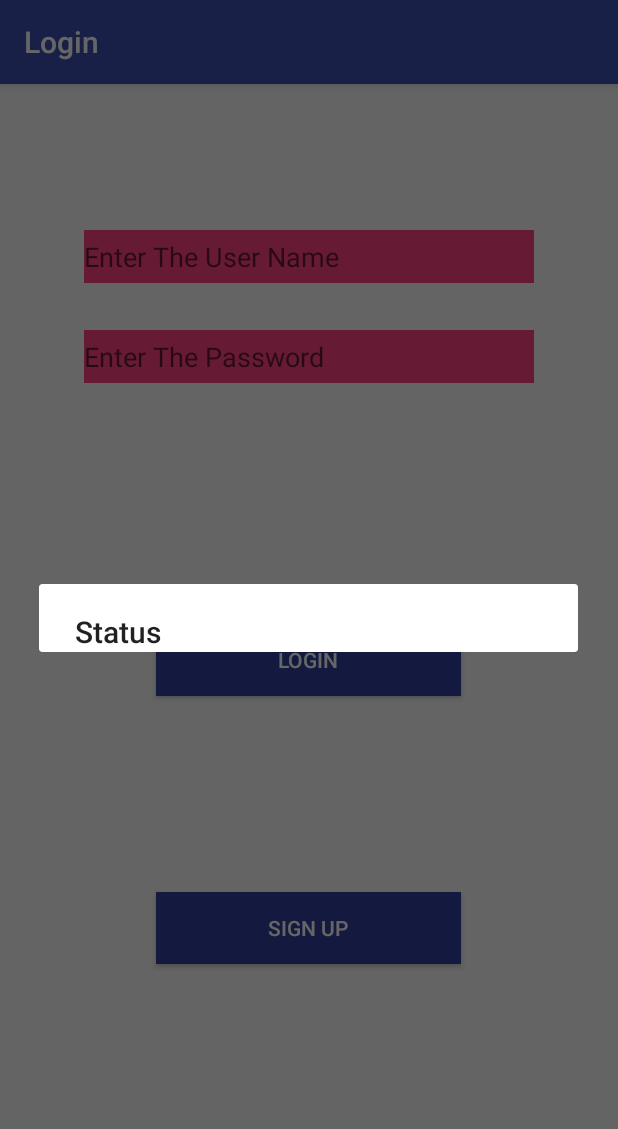
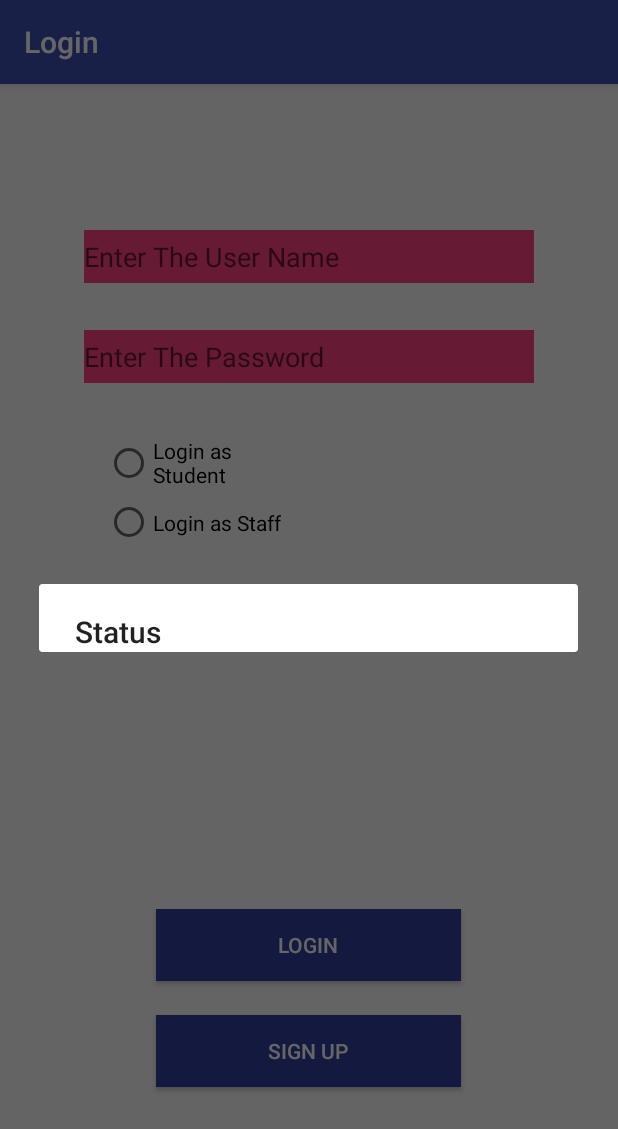
Before and after one commit to akashghanate/Campus-Notification, an Android app: the screen it shows after launch (MainActivity), after a tap on "LOGIN", on a phone screen of 412 x 824 dp. Shown: the top 1129 px of the screen. Run offline under Robolectric (Android 15) with nearby library versions, the phone set to English and light mode, and no system bars; 2 statements that could not run were skipped.

Commit message:
assigning individual drawers to student and staff

```diff
--- a/app/src/main/java/com/example/abhinandan/onlinedb/Backgroundworker.java
+++ b/app/src/main/java/com/example/abhinandan/onlinedb/Backgroundworker.java
@@ -21,12 +21,14 @@ import java.net.URLEncoder;
 
 public class Backgroundworker extends AsyncTask<String,Void,String> {
     Context context;
+    int status;
     AlertDialog alertDialog;
     public static class myclass{
         public static int flag = 0;
     }
 
-    Backgroundworker (Context ctx){
+    Backgroundworker (Context ctx,int flag){
+        status = flag;
          context = ctx;
     }
 
@@ -130,8 +132,10 @@ public class Backgroundworker extends AsyncTask<String,Void,String> {
 
     @Override
     protected void onPostExecute(String result) {
-        if(result.equals("Login Successful")){
-            Toast.makeText(context,"To the nav drawer",Toast.LENGTH_SHORT).show();
+        if(result.equals("Login Successful") && status == 0){
+            Toast.makeText(context,"To the nav drawer of student",Toast.LENGTH_SHORT).show();
+        }else if(result.equals("Login Successful") && status == 1){
+            Toast.makeText(context,"To the nav drawer of staff",Toast.LENGTH_SHORT).show();
         }else{
             alertDialog.setMessage(result);
             alertDialog.show();
--- a/app/src/main/java/com/example/abhinandan/onlinedb/MainActivity.java
+++ b/app/src/main/java/com/example/abhinandan/onlinedb/MainActivity.java
@@ -7,16 +7,24 @@ import android.support.v7.app.AppCompatActivity;
 import android.os.Bundle;
 import android.view.View;
 import android.widget.EditText;
+import android.widget.RadioButton;
+import android.widget.RadioGroup;
 import android.widget.Toast;
 
 public class MainActivity extends AppCompatActivity {
     EditText Usernameet,Passwordet;
+    RadioGroup rg;
+    RadioButton rb1,rb2;
+    int flag = 0;
     @Override
     protected void onCreate(Bundle savedInstanceState) {
         super.onCreate(savedInstanceState);
         setContentView(R.layout.activity_main);
         Usernameet = (EditText)findViewById(R.id.etUsername);
         Passwordet = (EditText)findViewById(R.id.etPassword);
+        rb1 = (RadioButton)findViewById(R.id.radiostudent);
+        rb2 = (RadioButton)findViewById(R.id.radiostaff);
+        rg = (RadioGroup)findViewById(R.id.radiogroup);
     }
 
 
@@ -25,7 +33,7 @@ public class MainActivity extends AppCompatActivity {
         String password = Passwordet.getText().toString();
         String type = "login";
 
-        Backgroundworker bw = new Backgroundworker(this);
+        Backgroundworker bw = new Backgroundworker(this,flag);
         bw.execute(type,username,password);
 
     }
@@ -34,4 +42,20 @@ public class MainActivity extends AppCompatActivity {
         startActivity(new Intent(this,Register.class));
     }
 
+    public void checktheuser(View view){
+        boolean checked = ((RadioButton)view).isChecked();
+        switch(view.getId()){
+            case R.id.radiostudent:
+                if(checked){
+                    flag = 0;
+                }
+                break;
+            case R.id.radiostaff:
+                if(checked){
+                    flag = 1;
+                }
+                break;
+        }
+    }
+
 }
--- a/app/src/main/java/com/example/abhinandan/onlinedb/Register.java
+++ b/app/src/main/java/com/example/abhinandan/onlinedb/Register.java
@@ -12,6 +12,7 @@ public class Register extends AppCompatActivity {
     EditText newuser,newpass,confirmpass,newusn;
     Spinner spin,spin1,spin2;
     String user_name,user_pass,user_con,sem,branch,section,usn;
+    int status=0;
     @Override
     protected void onCreate(Bundle savedInstanceState) {
         super.onCreate(savedInstanceState);
@@ -51,7 +52,7 @@ public class Register extends AppCompatActivity {
 
         String type = "register";
         if(user_pass.equals(user_con)) {
-            Backgroundworker bw = new Backgroundworker(this);
+            Backgroundworker bw = new Backgroundworker(this,status);
             bw.execute(type, user_name, user_pass, sem, branch, section, usn, user_con);
         }
         else{
--- a/app/src/main/res/layout/activity_main.xml
+++ b/app/src/main/res/layout/activity_main.xml
@@ -32,7 +32,9 @@
         android:id="@+id/btnlogin"
         android:layout_width="203dp"
         android:layout_height="wrap_content"
-        android:layout_centerInParent="true"
+        android:layout_alignParentBottom="true"
+        android:layout_centerHorizontal="true"
+        android:layout_marginBottom="170dp"
         android:background="@color/colorPrimaryDark"
         android:onClick="onlogin"
         android:text="Login"
@@ -43,10 +45,36 @@
         android:layout_width="203dp"
         android:layout_height="wrap_content"
         android:layout_alignParentBottom="true"
-        android:layout_alignLeft="@+id/btnlogin"
-        android:layout_marginBottom="181dp"
+        android:layout_centerHorizontal="true"
+        android:layout_marginBottom="99dp"
         android:background="@color/colorPrimaryDark"
-        android:textColor="#ffffff"
         android:onClick="signup"
-        android:text="Sign UP" />
+        android:text="Sign UP"
+        android:textColor="#ffffff" />
+
+    <RadioGroup
+        android:layout_width="272dp"
+        android:layout_height="79dp"
+        android:id="@+id/radiogroup"
+        android:layout_alignParentTop="true"
+        android:layout_centerHorizontal="true"
+        android:layout_marginTop="232dp">
+
+        <RadioButton
+            android:id="@+id/radiostudent"
+            android:layout_width="136dp"
+            android:layout_height="wrap_content"
+            android:layout_weight="1"
+            android:text="Login as Student"
+            android:onClick="checktheuser"/>
+
+        <RadioButton
+            android:id="@+id/radiostaff"
+            android:layout_width="wrap_content"
+            android:layout_height="wrap_content"
+            android:layout_weight="1"
+            android:text="Login as Staff"
+            android:onClick="checktheuser"/>
+    </RadioGroup>
+
 </RelativeLayout>
```
